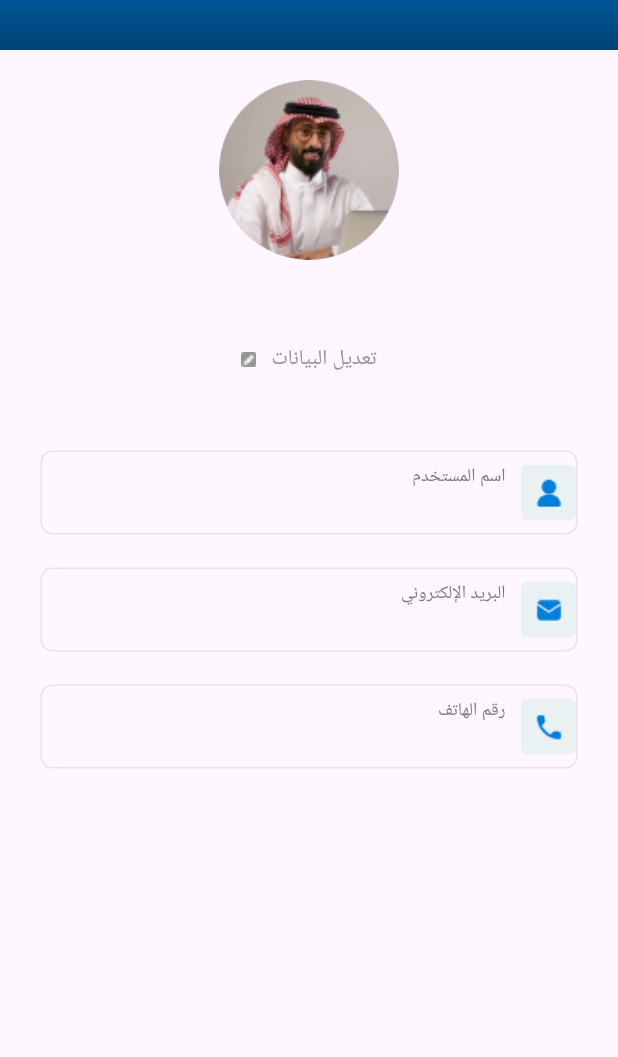
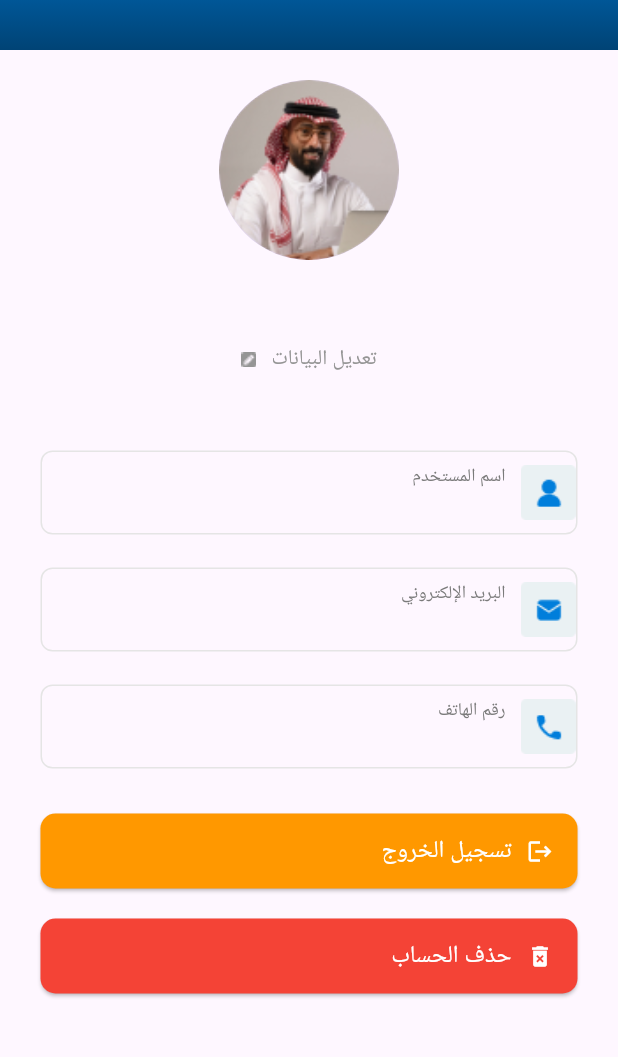
Before and after one commit to Ezzat200/one_billon, a Flutter app: the ProfileDetails screen opened directly, on a phone screen of 412 x 824 dp, the part 100-1157 px from its top. Run offline on Flutter 3.47's test engine with Material 3 defaults, Android fonts, the phone set to English and light mode, and no system bars; our stand-ins replace bloc, cached_network_image, cloud_firestore, curved_labeled_navigation_bar, device_preview, firebase_auth and 9 more; accounts and stored records are empty.

Commit message:
`Added delete account functionality and updated related code`

```diff
--- a/lib/l10n/intl_ar.arb
+++ b/lib/l10n/intl_ar.arb
@@ -1,5 +1,6 @@
 {
      "createAccount": "إنشاء حساب.",
+     "deleteAccount": "حذف الحساب",
     "welcome": "مرحبًا بك",
   "create_account": "إنشاء حساب جديد",
   "username": "اسم المستخدم",
@@ -40,7 +41,13 @@
   "Please_log_in_first_to_access_our_exclusive_services":"قم بتسجيل الدخول عندنا اولا لتحصل على الخدمات الخاصة بينا"
 
 ,
-
+"deleteAccountConfirm": "هل أنت متأكد أنك تريد حذف الحساب؟ لا يمكن التراجع.",
+"accountDeleted": "تم حذف الحساب بنجاح.",
+"reloginToDelete": "يجب عليك تسجيل الدخول مرة أخرى لحذف الحساب.",
+"invalidCredentials": "البريد الإلكتروني أو كلمة المرور غير صحيحة.",
+"somethingWentWrong": "حدث خطأ ما. حاول مرة أخرى.",
+"cancel": "إلغاء",
+"confirm": "تأكيد",
 "login_success": "✅ تم تسجيل الدخول بنجاح!",
   "user_not_found": "❌ لم يتم العثور على مستخدم بهذا البريد الإلكتروني.",
   "wrong_password": "❌ كلمة المرور غير صحيحة.",
--- a/lib/screens/layout/cubit/states.dart
+++ b/lib/screens/layout/cubit/states.dart
@@ -16,6 +16,13 @@ class SendUserDataSuccessState extends OneBillonStates {}
 
 class SendUserDataErrorState extends OneBillonStates {}
 
+class LogOutState extends OneBillonStates {}
+
+
+class AccountDeleteSuccessState extends OneBillonStates {}
+
+
+class AccountDeleteErrorState extends OneBillonStates {}
 // class SIGHomeDataSuccessState extends OneBillonStates {
 //   final UnitResponse unitResponse;
 //   SIGHomeDataSuccessState(this.unitResponse);
--- a/lib/screens/profile/profile_details.dart
+++ b/lib/screens/profile/profile_details.dart
@@ -1,12 +1,18 @@
 import 'package:flutter/material.dart';
 import 'package:cloud_firestore/cloud_firestore.dart';
 import 'package:firebase_auth/firebase_auth.dart';
+import 'package:flutter_bloc/flutter_bloc.dart';
 import 'package:one_billon/generated/l10n.dart';
+import 'package:one_billon/screens/layout/cubit/cubit.dart';
+import 'package:one_billon/screens/layout/cubit/states.dart';
 import 'package:one_billon/screens/profile/profile_screen.dart';
+import 'package:one_billon/screens/widgets/custom_card.dart';
 import 'package:one_billon/screens/widgets/custom_drawer.dart';
 import 'package:one_billon/screens/widgets/custom_profile.dart';
 import 'package:one_billon/screens/widgets/poup.dart';
 import 'package:one_billon/shared/color.dart';
+import 'package:one_billon/shared/helper/helper.dart';
+import 'package:shared_preferences/shared_preferences.dart';
 import 'package:shimmer/shimmer.dart';
 
 class ProfileDetails extends StatelessWidget {
@@ -24,6 +30,9 @@ class ProfileDetails extends StatelessWidget {
 
   @override
   Widget build(BuildContext context) {
+    return BlocConsumer<OneBillonCubit, OneBillonStates>(
+      builder: (context, state) {
+        OneBillonCubit cubit = OneBillonCubit.get(context);
         return Scaffold(
           body: FutureBuilder<Map<String, dynamic>>(
             future: _getUserData(),
@@ -100,7 +109,8 @@ class ProfileDetails extends StatelessWidget {
                                       height: 120,
                                       loadingBuilder:
                                           (context, child, loadingProgress) {
-                                    if (loadingProgress == null) return child;
+                                        if (loadingProgress == null)
+                                          return child;
 
                                         return Shimmer.fromColors(
                                           baseColor: Colors.grey.shade300,
@@ -115,7 +125,8 @@ class ProfileDetails extends StatelessWidget {
                                           ),
                                         );
                                       },
-                                  errorBuilder: (context, error, stackTrace) {
+                                      errorBuilder:
+                                          (context, error, stackTrace) {
                                         return const CircleAvatar(
                                           radius: 60,
                                           backgroundImage: AssetImage(
@@ -169,8 +180,8 @@ class ProfileDetails extends StatelessWidget {
                     ),
                     const SizedBox(height: 30),
                     Padding(
-                  padding:
-                      const EdgeInsets.symmetric(horizontal: 27, vertical: 20),
+                      padding: const EdgeInsets.symmetric(
+                          horizontal: 27, vertical: 20),
                       child: Column(
                         children: [
                           CustomProfile(
@@ -187,6 +198,40 @@ class ProfileDetails extends StatelessWidget {
                               imageprofile: 'assets/images/phone.png',
                               dataName: S.of(context).phone,
                               dataDesc: phone),
+                          const SizedBox(height: 30),
+                          CustomOrangeButton(
+                            color: Colors.orange,
+                            text: S.of(context).signOut,
+                            icon: Icons
+                                .logout, // أو Icons.logout_outlined لو حابب شكل مختلف
+                            onPressed: () async {
+                              // هنا تحط الكود اللي يتنفذ لما يضغط على الزرار
+
+                              // بعد ما يتقفل، اعرض الـ SnackBar
+                              WidgetsBinding.instance.addPostFrameCallback((_) {
+                                final scaffoldMessenger =
+                                    ScaffoldMessenger.of(context);
+                                scaffoldMessenger.showSnackBar(
+                                  SnackBar(
+                                    content: Text(S.of(context).logoutSuccess),
+                                    backgroundColor: Colors.green,
+                                  ),
+                                );
+                              });
+
+                              // cubit.changeBottomNavBar(0);
+                              cubit.logout();
+                            },
+                          ),
+                          const SizedBox(height: 20),
+                          CustomOrangeButton(
+                            color: Colors.red,
+                            text: S.of(context).deleteAccount,
+                            icon: Icons.delete_forever,
+                            onPressed: () {
+                              cubit.deleteAccount(context);
+                            }
+                          )
                         ],
                       ),
                     ),
@@ -196,5 +241,8 @@ class ProfileDetails extends StatelessWidget {
             },
           ),
         );
+      },
+      listener: (context, state) {},
+    );
   }
 }
--- a/lib/screens/services/service_details.dart
+++ b/lib/screens/services/service_details.dart
@@ -136,7 +136,7 @@ class ServiceDetails extends StatelessWidget {
                           AppConfig.token != null
                               ? Navigator.push(context, MaterialPageRoute(
                                   builder: (context) {
-                                    return ServiceForm();
+                                    return ServiceForm(service: serviceModel!.nameEn,);
                                   },
                                 ))
                               : dialog(context);
--- a/lib/screens/widgets/custom_card.dart
+++ b/lib/screens/widgets/custom_card.dart
@@ -50,3 +50,57 @@ decoration: BoxDecoration(
     );
   }
 }
+
+
+
+class CustomOrangeButton extends StatelessWidget {
+  final String text;
+  final IconData icon;
+  final VoidCallback onPressed;
+  final Color color;
+
+  const CustomOrangeButton({
+    super.key,
+    required this.text,
+    required this.icon,
+    required this.onPressed, required this.color,
+  });
+
+  @override
+  Widget build(BuildContext context) {
+    return SizedBox(
+      height: 50,
+      width: double.infinity,
+      child: ElevatedButton(
+        onPressed: onPressed,
+        style: ElevatedButton.styleFrom(
+          backgroundColor:  color,
+          shape: RoundedRectangleBorder(
+            borderRadius: BorderRadius.circular(10),
+          ),
+          padding: const EdgeInsets.symmetric(horizontal: 16),
+        ),
+        child: Row(
+          mainAxisAlignment: MainAxisAlignment.start,
+          children: [
+             Icon(
+              icon,
+              color: Colors.white,
+            ),
+          const SizedBox(width: 10),
+            Text(
+              text,
+              style: const TextStyle(
+                color: Colors.white,
+                fontSize: 16,
+              ),
+            ),
+
+
+
+          ],
+        ),
+      ),
+    );
+  }
+}
```
Also changed, not shown: lib/l10n/intl_en.arb (+11 -1 lines), lib/screens/layout/cubit/cubit.dart (+105 -5 lines), lib/screens/services/service_form.dart (+33 -26 lines), lib/generated/intl/messages_ar.dart, lib/generated/intl/messages_en.dart, lib/generated/l10n.dart. Lines whose indentation alone changed are shown as unchanged.
